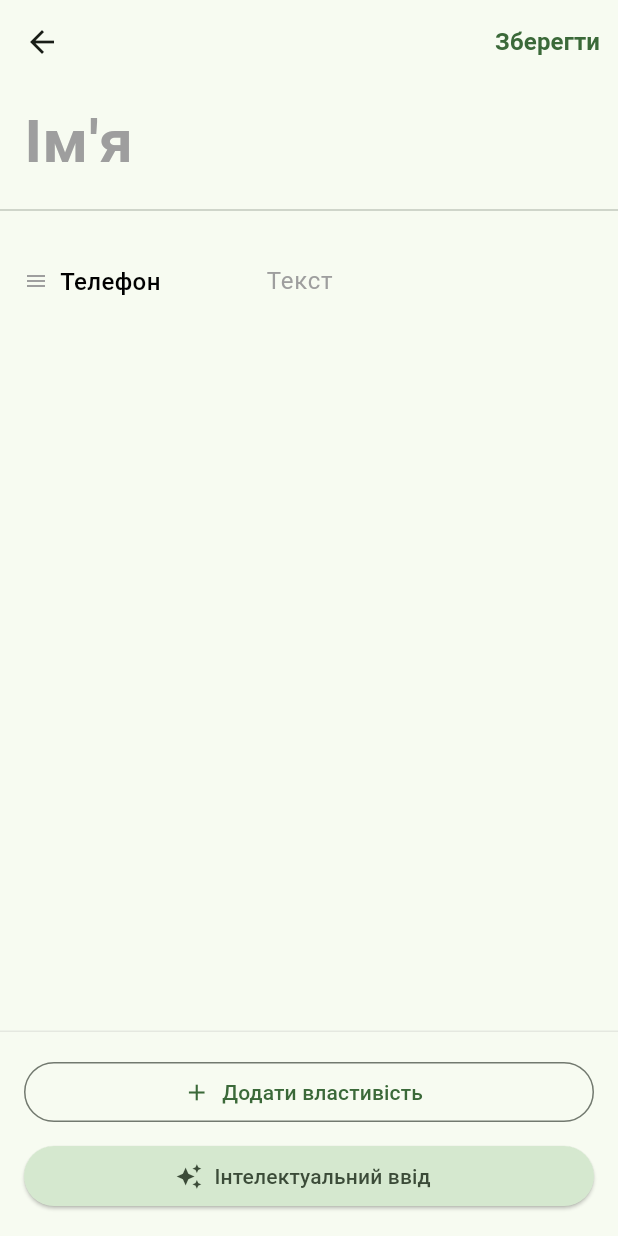
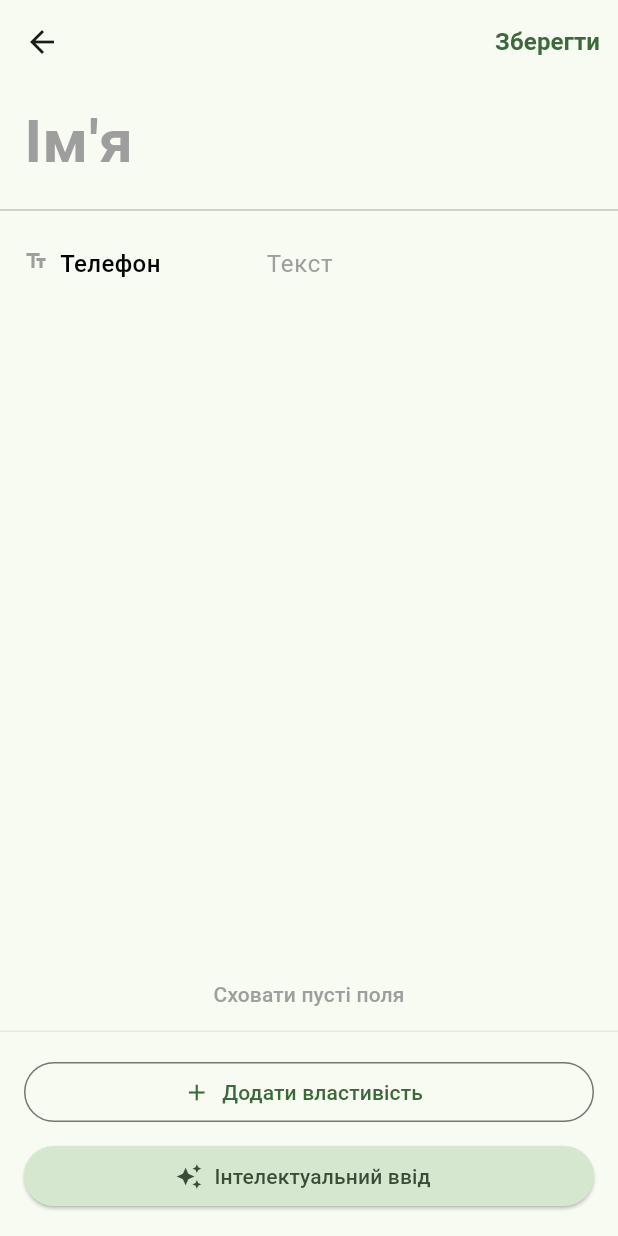
Before and after one commit to Adey4k/personal_pim, a Flutter app: the ContactPage screen opened directly with empty values, on a phone screen of 412 x 824 dp. Run offline on Flutter 3.47's test engine with Material 3 defaults, Android fonts, the phone set to English and light mode, and no system bars; our stand-ins replace cloud_firestore, firebase_auth, firebase_core, google_sign_in; accounts and stored records are empty; generated files the repository leaves out were written again.

Commit message:
Upgraded UI for contact_page.dart

```diff
--- a/lib/contact_page.dart
+++ b/lib/contact_page.dart
@@ -35,20 +35,30 @@ class _ContactPageState extends State<ContactPage> {
   final TextEditingController _nameController = TextEditingController();
   final List<DynamicField> _fields = [];
 
+  bool _showEmptyFields = true;
+
   @override
   void initState() {
     super.initState();
 
     if (widget.contact != null) {
       _nameController.text = widget.contact!.name;
+    }
 
-      widget.contact!.fields.forEach((key, value) {
-        if (key != "Ім'я") {
-          String valStr = value.toString();
+    Set<String> allPossibleKeys = {"Телефон"};
+    allPossibleKeys.addAll(widget.existingFields);
+    if (widget.contact != null) {
+      allPossibleKeys.addAll(widget.contact!.fields.keys);
+    }
+    allPossibleKeys.remove("Ім'я");
+
+    Map<String, dynamic> currentValues = widget.contact?.fields ?? {};
+
+    for (String key in allPossibleKeys) {
+      String valStr = currentValues[key]?.toString() ?? "";
       FieldType inferredType = FieldType.text;
 
-          // Логіка розпізнавання типів на основі регулярних виразів
-          if (valStr == 'true' || valStr == 'false') {
+      if (valStr.toLowerCase() == 'true' || valStr.toLowerCase() == 'false') {
         inferredType = FieldType.boolean;
       } else if (RegExp(r'^\d{2}\.\d{2}\.\d{4}$').hasMatch(valStr)) {
         inferredType = FieldType.date;
@@ -58,15 +68,19 @@ class _ContactPageState extends State<ContactPage> {
 
       _fields.add(DynamicField(key: key, value: valStr, type: inferredType));
     }
-      });
-    } else {
-      Set<String> initialKeys = {"Телефон"};
-      initialKeys.addAll(widget.existingFields);
-      initialKeys.remove("Ім'я");
+  }
 
-      for (String key in initialKeys) {
-        _fields.add(DynamicField(key: key, value: ""));
-      }
+  IconData _getIconForType(FieldType type) {
+    switch (type) {
+      case FieldType.number:
+        return Icons.numbers;
+      case FieldType.date:
+        return Icons.calendar_today;
+      case FieldType.boolean:
+        return Icons.check_box;
+      case FieldType.text:
+      default:
+        return Icons.text_fields;
     }
   }
 
@@ -88,6 +102,8 @@ class _ContactPageState extends State<ContactPage> {
                       TextField(
                         controller: newNameController,
                         autofocus: true,
+                        minLines: 1,
+                        maxLines: 4,
                         decoration: const InputDecoration(
                           hintText: 'Назва (напр. Telegram)',
                         ),
@@ -122,6 +138,7 @@ class _ContactPageState extends State<ContactPage> {
                     ElevatedButton(
                       onPressed: () {
                         final name = newNameController.text.trim();
+                        // Валідація: перевіряємо, чи введено назву
                         if (name.isNotEmpty) {
                           setState(() {
                             _fields.add(DynamicField(
@@ -129,8 +146,17 @@ class _ContactPageState extends State<ContactPage> {
                                 value: "",
                                 type: selectedType
                             ));
+                            _showEmptyFields = true;
                           });
                           Navigator.pop(context);
+                        } else {
+                          // Показуємо повідомлення про помилку
+                          ScaffoldMessenger.of(context).showSnackBar(
+                            const SnackBar(
+                              content: Text('Помилка: Введіть назву властивості!'),
+                              backgroundColor: Colors.red,
+                            ),
+                          );
                         }
                       },
                       child: const Text('Додати'),
@@ -196,6 +222,46 @@ class _ContactPageState extends State<ContactPage> {
     );
   }
 
+  // Нова функція для підтвердження видалення
+  void _confirmDeleteField(int index) {
+    final fieldName = _fields[index].keyController.text.isEmpty
+        ? 'Властивість'
+        : _fields[index].keyController.text;
+
+    showDialog(
+        context: context,
+        builder: (context) {
+          return AlertDialog(
+            title: const Text('Видалення поля'),
+            content: Text('Ви впевнені, що хочете видалити поле "$fieldName" для усіх контактів?\nЦю дію неможливо скасувати.'),
+            actions: [
+              TextButton(
+                onPressed: () => Navigator.pop(context), // Просто закриваємо діалог
+                child: const Text('Скасувати'),
+              ),
+              ElevatedButton(
+                style: ElevatedButton.styleFrom(
+                  backgroundColor: Colors.red,
+                  foregroundColor: Colors.white,
+                ),
+                onPressed: () {
+                  Navigator.pop(context); // Закриваємо діалог
+                  setState(() {
+                    _fields[index].dispose();
+                    _fields.removeAt(index); // Видаляємо поле
+                  });
+                  ScaffoldMessenger.of(context).showSnackBar(
+                    const SnackBar(content: Text('Поле видалено')),
+                  );
+                },
+                child: const Text('Видалити'),
+              ),
+            ],
+          );
+        }
+    );
+  }
+
   void _showFieldOptions(int index) {
     FocusScope.of(context).unfocus();
 
@@ -237,11 +303,8 @@ class _ContactPageState extends State<ContactPage> {
                   leading: const Icon(Icons.delete, color: Colors.red),
                   title: const Text('Видалити', style: TextStyle(color: Colors.red)),
                   onTap: () {
-                    Navigator.pop(context);
-                    setState(() {
-                      _fields[index].dispose();
-                      _fields.removeAt(index);
-                    });
+                    Navigator.pop(context); // Закриваємо нижнє меню
+                    _confirmDeleteField(index); // Викликаємо діалог підтвердження
                   },
                 ),
               ],
@@ -262,6 +325,8 @@ class _ContactPageState extends State<ContactPage> {
             content: TextField(
               controller: renameController,
               autofocus: true,
+              minLines: 1,
+              maxLines: 4,
               decoration: const InputDecoration(
                 hintText: 'Введіть назву',
               ),
@@ -336,6 +401,7 @@ class _ContactPageState extends State<ContactPage> {
             hintStyle: TextStyle(color: Colors.grey),
             border: InputBorder.none,
             isDense: true,
+            contentPadding: EdgeInsets.symmetric(vertical: 8.0),
           ),
         );
 
@@ -355,7 +421,7 @@ class _ContactPageState extends State<ContactPage> {
             }
           },
           child: Padding(
-            padding: const EdgeInsets.symmetric(vertical: 12.0),
+            padding: const EdgeInsets.symmetric(vertical: 8.0),
             child: Text(
               field.valueController.text.isEmpty ? 'Обрати дату' : field.valueController.text,
               style: TextStyle(
@@ -369,6 +435,8 @@ class _ContactPageState extends State<ContactPage> {
       case FieldType.boolean:
         return Align(
           alignment: Alignment.centerLeft,
+          child: SizedBox(
+            height: 36,
             child: Switch(
               value: field.valueController.text == 'true',
               onChanged: (bool val) {
@@ -377,17 +445,22 @@ class _ContactPageState extends State<ContactPage> {
                 });
               },
             ),
+          ),
         );
 
       case FieldType.text:
       default:
         return TextField(
           controller: field.valueController,
+          keyboardType: TextInputType.multiline,
+          minLines: 1,
+          maxLines: 4,
           decoration: const InputDecoration(
             hintText: 'Текст',
             hintStyle: TextStyle(color: Colors.grey),
             border: InputBorder.none,
             isDense: true,
+            contentPadding: EdgeInsets.symmetric(vertical: 8.0),
           ),
         );
     }
@@ -423,6 +496,9 @@ class _ContactPageState extends State<ContactPage> {
             padding: const EdgeInsets.symmetric(horizontal: 16.0),
             child: TextField(
               controller: _nameController,
+              keyboardType: TextInputType.multiline,
+              minLines: 1,
+              maxLines: 4,
               style: const TextStyle(fontSize: 40, fontWeight: FontWeight.bold),
               decoration: const InputDecoration(
                   hintText: "Ім'я",
@@ -435,12 +511,19 @@ class _ContactPageState extends State<ContactPage> {
 
           Expanded(
             child: ListView.builder(
-              padding: const EdgeInsets.all(16.0),
+              padding: const EdgeInsets.symmetric(horizontal: 16.0, vertical: 8.0),
               itemCount: _fields.length,
               itemBuilder: (context, index) {
+                bool isEmpty = _fields[index].valueController.text.trim().isEmpty;
+
+                if (isEmpty && !_showEmptyFields) {
+                  return const SizedBox.shrink();
+                }
+
                 return Padding(
-                  padding: const EdgeInsets.only(bottom: 12.0),
+                  padding: const EdgeInsets.only(bottom: 4.0),
                   child: Row(
+                    crossAxisAlignment: CrossAxisAlignment.start,
                     children: [
                       Expanded(
                         flex: 2,
@@ -448,10 +531,14 @@ class _ContactPageState extends State<ContactPage> {
                           onTap: () => _showFieldOptions(index),
                           borderRadius: BorderRadius.circular(4),
                           child: Padding(
-                            padding: const EdgeInsets.symmetric(vertical: 12.0),
+                            padding: const EdgeInsets.symmetric(vertical: 8.0),
                             child: Row(
+                              crossAxisAlignment: CrossAxisAlignment.start,
                               children: [
-                                const Icon(Icons.menu, size: 16, color: Colors.grey),
+                                Padding(
+                                  padding: const EdgeInsets.only(top: 2.0),
+                                  child: Icon(_getIconForType(_fields[index].type), size: 16, color: Colors.grey),
+                                ),
                                 const SizedBox(width: 8),
                                 Expanded(
                                   child: Text(
@@ -463,6 +550,7 @@ class _ContactPageState extends State<ContactPage> {
                                       fontSize: 16,
                                       fontWeight: FontWeight.w500,
                                     ),
+                                    maxLines: 4,
                                     overflow: TextOverflow.ellipsis,
                                   ),
                                 ),
@@ -480,6 +568,20 @@ class _ContactPageState extends State<ContactPage> {
                   ),
                 );
               },
+            ),
+          ),
+
+          Center(
+            child: TextButton(
+              onPressed: () {
+                setState(() {
+                  _showEmptyFields = !_showEmptyFields;
+                });
+              },
+              child: Text(
+                _showEmptyFields ? 'Сховати пусті поля' : 'Відобразити пусті поля',
+                style: const TextStyle(color: Colors.grey),
+              ),
             ),
           ),
 
```
Lines whose indentation alone changed are shown as unchanged.
